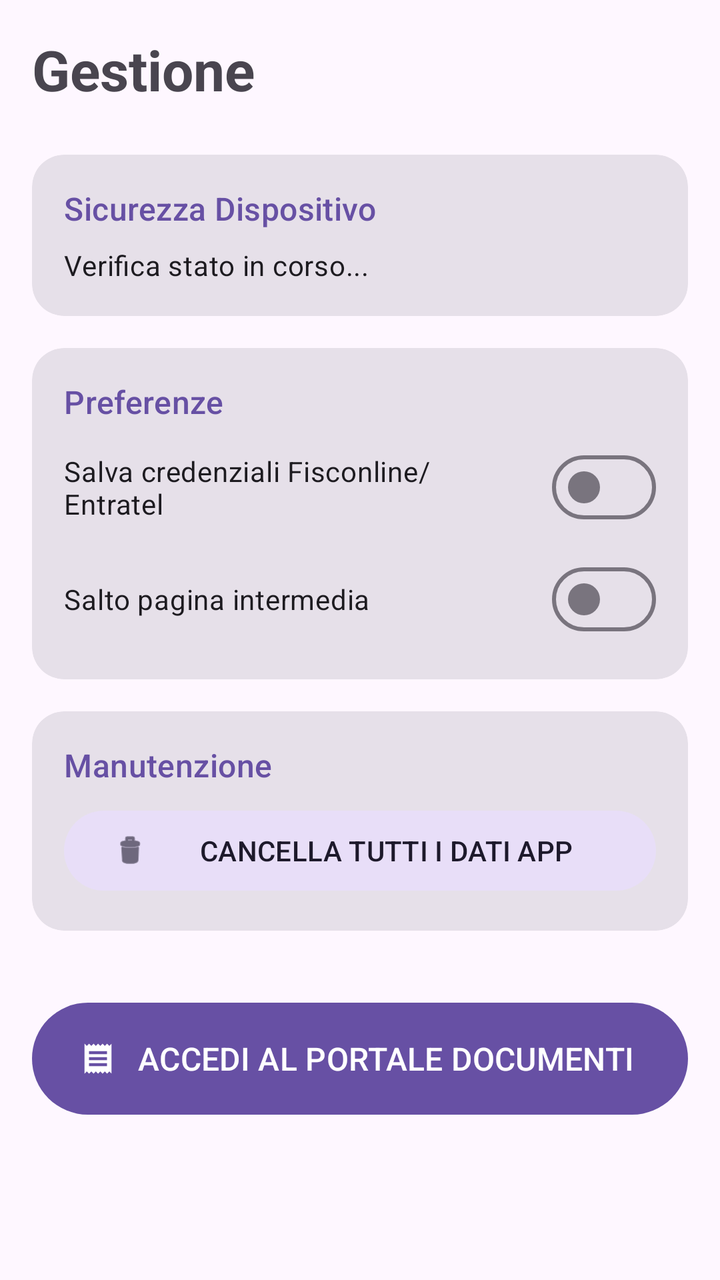
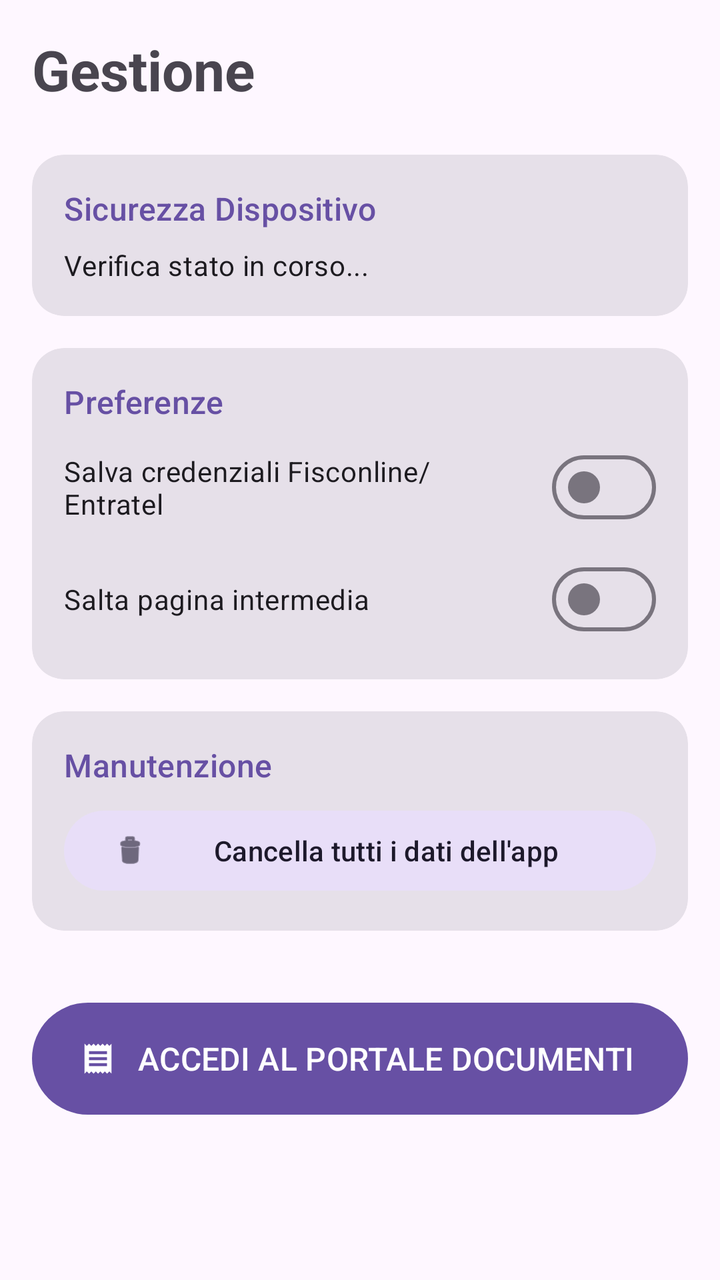

Before-and-after screenshots of an Android layout around one commit, followed by the original layout XML and the change that was made.
<!-- AndroidManifest.xml: application theme Theme.RicevappDocumentoCommerciale -->
<!-- res/layout/fragment_settings.xml -->
<?xml version="1.0" encoding="utf-8"?>
<androidx.core.widget.NestedScrollView xmlns:android="http://schemas.android.com/apk/res/android"
    xmlns:app="http://schemas.android.com/apk/res-auto"
    xmlns:tools="http://schemas.android.com/tools"
    android:layout_width="match_parent"
    android:layout_height="match_parent"
    android:background="?android:attr/colorBackground"
    android:clickable="true"
    android:focusable="true">

    <androidx.constraintlayout.widget.ConstraintLayout
        android:layout_width="match_parent"
        android:layout_height="wrap_content"
        android:padding="16dp">

        <TextView
            android:id="@+id/settings_title"
            android:layout_width="wrap_content"
            android:layout_height="wrap_content"
            android:text="Gestione"
            android:textSize="28sp"
            android:textStyle="bold"
            app:layout_constraintStart_toStartOf="parent"
            app:layout_constraintTop_toTopOf="parent" />

        
        <com.google.android.material.card.MaterialCardView
            android:id="@+id/security_card"
            style="?attr/materialCardViewFilledStyle"
            android:layout_width="match_parent"
            android:layout_height="wrap_content"
            android:layout_marginTop="24dp"
            app:cardCornerRadius="16dp"
            app:layout_constraintTop_toBottomOf="@id/settings_title">

            <LinearLayout
                android:layout_width="match_parent"
                android:layout_height="wrap_content"
                android:orientation="vertical"
                android:padding="16dp">

                <TextView
                    android:layout_width="wrap_content"
                    android:layout_height="wrap_content"
                    android:text="Sicurezza Dispositivo"
                    android:textAppearance="?attr/textAppearanceTitleMedium"
                    android:textColor="?attr/colorPrimary" />

                <TextView
                    android:id="@+id/security_status_text"
                    android:layout_width="wrap_content"
                    android:layout_height="wrap_content"
                    android:layout_marginTop="8dp"
                    android:text="Verifica stato in corso..."
                    android:textAppearance="?attr/textAppearanceBodyMedium" />
            </LinearLayout>
        </com.google.android.material.card.MaterialCardView>

        
        <com.google.android.material.card.MaterialCardView
            android:id="@+id/preferences_card"
            style="?attr/materialCardViewFilledStyle"
            android:layout_width="match_parent"
            android:layout_height="wrap_content"
            android:layout_marginTop="16dp"
            app:cardCornerRadius="16dp"
            app:layout_constraintTop_toBottomOf="@id/security_card">

            <LinearLayout
                android:layout_width="match_parent"
                android:layout_height="wrap_content"
                android:orientation="vertical"
                android:padding="16dp">

                <TextView
                    android:layout_width="wrap_content"
                    android:layout_height="wrap_content"
                    android:text="Preferenze"
                    android:textAppearance="?attr/textAppearanceTitleMedium"
                    android:textColor="?attr/colorPrimary" />

                <com.google.android.material.materialswitch.MaterialSwitch
                    android:id="@+id/save_credentials_switch"
                    android:layout_width="match_parent"
                    android:layout_height="wrap_content"
                    android:layout_marginTop="8dp"
                    android:text="Salva credenziali Fisconline/Entratel" />

                <com.google.android.material.materialswitch.MaterialSwitch
                    android:id="@+id/skip_page_switch"
                    android:layout_width="match_parent"
                    android:layout_height="wrap_content"
                    android:layout_marginTop="8dp"
                    android:text="Salto pagina intermedia" />
            </LinearLayout>
        </com.google.android.material.card.MaterialCardView>

        
        <com.google.android.material.card.MaterialCardView
            android:id="@+id/maintenance_card"
            style="?attr/materialCardViewFilledStyle"
            android:layout_width="match_parent"
            android:layout_height="wrap_content"
            android:layout_marginTop="16dp"
            app:cardCornerRadius="16dp"
            app:layout_constraintTop_toBottomOf="@id/preferences_card">

            <LinearLayout
                android:layout_width="match_parent"
                android:layout_height="wrap_content"
                android:orientation="vertical"
                android:padding="16dp">

                <TextView
                    android:layout_width="wrap_content"
                    android:layout_height="wrap_content"
                    android:text="Manutenzione"
                    android:textAppearance="?attr/textAppearanceTitleMedium"
                    android:textColor="?attr/colorPrimary" />

                <Button
                    android:id="@+id/clear_data_button"
                    style="@style/Widget.Material3.Button.TonalButton"
                    android:layout_width="match_parent"
                    android:layout_height="wrap_content"
                    android:layout_marginTop="8dp"
                    android:text="CANCELLA TUTTI I DATI APP"
                    app:icon="@android:drawable/ic_menu_delete" />
            </LinearLayout>
        </com.google.android.material.card.MaterialCardView>

        
        <Button
            android:id="@+id/go_to_documents_button"
            android:layout_width="match_parent"
            android:layout_height="64dp"
            android:layout_marginTop="32dp"
            android:layout_marginBottom="32dp"
            android:text="ACCEDI AL PORTALE DOCUMENTI"
            android:textSize="16sp"
            app:icon="@drawable/ic_receipt"
            app:layout_constraintTop_toBottomOf="@id/maintenance_card"
            app:layout_constraintBottom_toBottomOf="parent"/>

    </androidx.constraintlayout.widget.ConstraintLayout>
</androidx.core.widget.NestedScrollView>
<!-- resources referenced by this layout -->
<resources>
  <!-- drawable ic_receipt (drawable) -->
  <vector xmlns:android="http://schemas.android.com/apk/res/android"
      android:width="24dp"
      android:height="24dp"
      android:viewportWidth="24"
      android:viewportHeight="24"
      android:tint="?attr/colorControlNormal">
      <path
          android:fillColor="@android:color/white"
          android:pathData="M18,17H6v-2h12V17zM18,13H6v-2h12V13zM18,9H6V7h12V9zM3,22l1.5-1.5L6,22l1.5-1.5L9,22l1.5-1.5L12,22l1.5-1.5L15,22l1.5-1.5L18,22l1.5-1.5L21,22V2l-1.5,1.5L18,2l-1.5,1.5L15,2l-1.5,1.5L12,2l-1.5,1.5L9,2L7.5,3.5L6,2L4.5,3.5L3,2V22z"/>
  </vector>
  <style name="Theme.RicevappDocumentoCommerciale" parent="Base.Theme.RicevappDocumentoCommerciale" />
  <style name="Base.Theme.RicevappDocumentoCommerciale" parent="Theme.Material3.DayNight.NoActionBar">
          
          
      </style>
</resources>

<!-- the commit's change to res/layout/fragment_settings.xml (unified diff, before → after) -->
@@ -91,7 +91,7 @@
                     android:layout_width="match_parent"
                     android:layout_height="wrap_content"
                     android:layout_marginTop="8dp"
-                    android:text="Salto pagina intermedia" />
+                    android:text="Salta pagina intermedia" />
             </LinearLayout>
         </com.google.android.material.card.MaterialCardView>
 
@@ -124,7 +124,7 @@
                     android:layout_width="match_parent"
                     android:layout_height="wrap_content"
                     android:layout_marginTop="8dp"
-                    android:text="CANCELLA TUTTI I DATI APP"
+                    android:text="Cancella tutti i dati dell'app"
                     app:icon="@android:drawable/ic_menu_delete" />
             </LinearLayout>
         </com.google.android.material.card.MaterialCardView>
